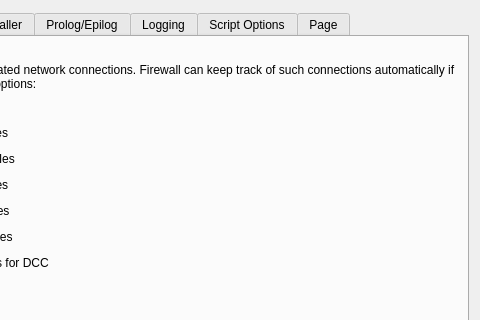
fwbuilder/fwbuilder, file src/gui/ipfadvanceddialog_q.ui: the form before one commit; both pictures show x 228 to 708 and y 0 to 320 of the 708 by 719 pixel window.
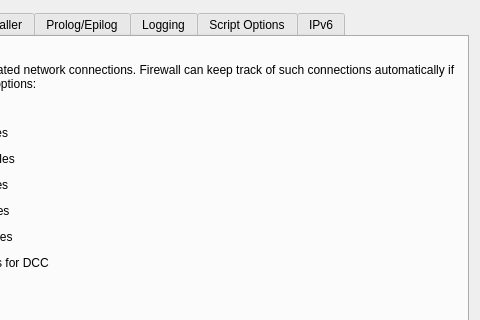
The form after the commit.

What changed in the file:
```diff
--- a/src/gui/ipfadvanceddialog_q.ui
+++ b/src/gui/ipfadvanceddialog_q.ui
@@ -1348,7 +1348,7 @@
      </widget>
      <widget class="QWidget" name="tab" >
       <attribute name="title" >
-       <string>Page</string>
+       <string>IPv6</string>
       </attribute>
       <layout class="QGridLayout" >
        <item row="0" column="0" >
```
